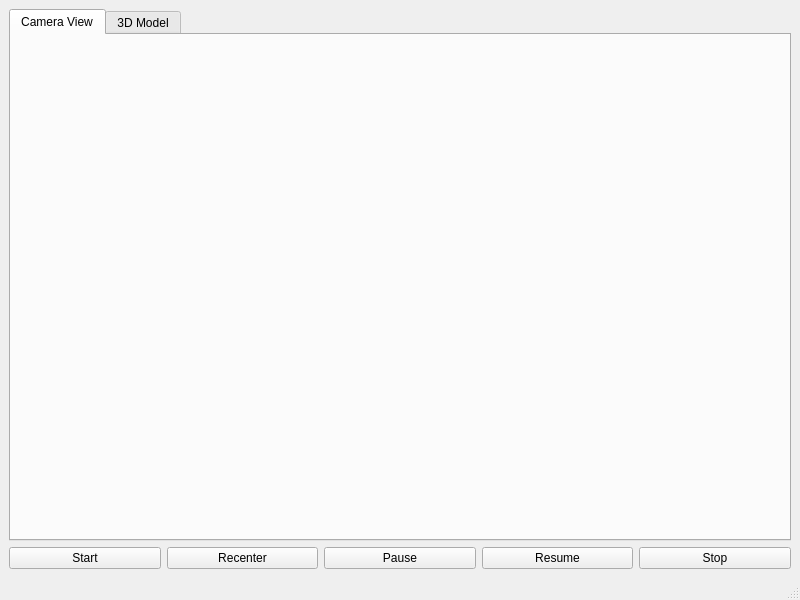
mavak/linux-track, file src/qt_gui/ltr_gui.ui: the form before one commit.
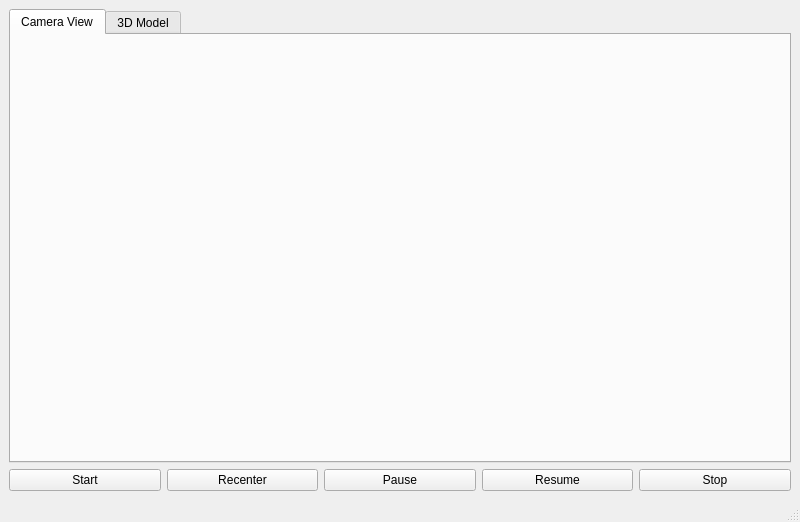
The form after the commit. Icons and pictures are not drawn.

The edit to the form file:
```diff
--- a/src/qt_gui/ltr_gui.ui
+++ b/src/qt_gui/ltr_gui.ui
@@ -7,7 +7,7 @@
     <x>0</x>
     <y>0</y>
     <width>800</width>
-    <height>600</height>
+    <height>522</height>
    </rect>
   </property>
   <property name="windowTitle">
```
Left out of the diff: 8 changed lines with no effect on the pictures.
